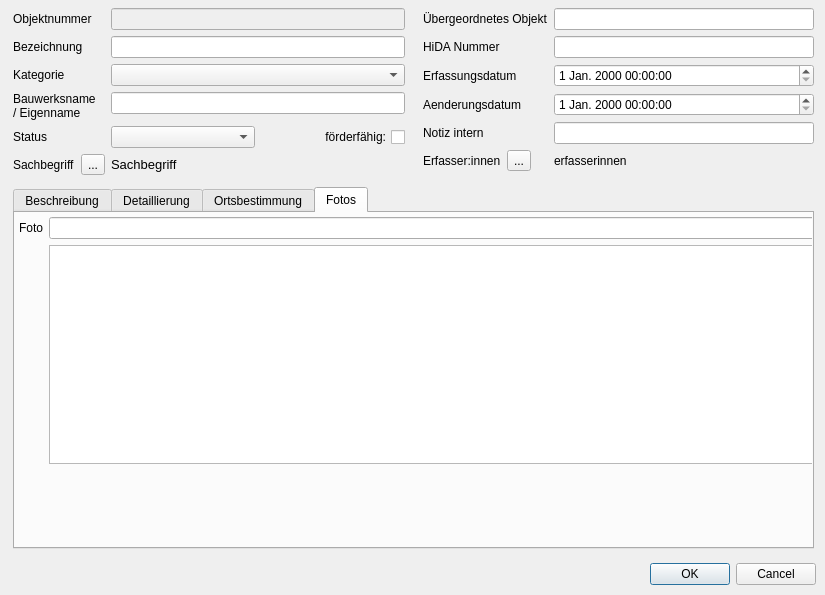
Before: the Qt Designer form LauQGIS_frontend/objektbereich_form.ui in LausitzBergbaukultur/LauGIS, drawn with Qt 5.
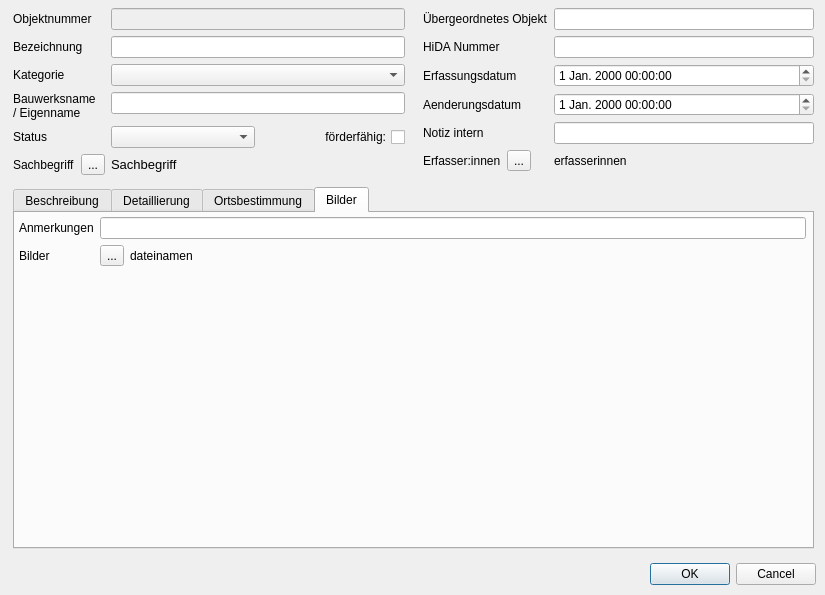
After: the same form once the commit is applied. The open tabs and pages were chosen to show the change. Custom widgets are drawn as their Qt base class.

```diff
--- a/LauQGIS_frontend/objektbereich_form.ui
+++ b/LauQGIS_frontend/objektbereich_form.ui
@@ -742,15 +742,15 @@
       </widget>
       <widget class="QWidget" name="TabBilder">
        <attribute name="title">
-        <string>Fotos</string>
+        <string>Bilder</string>
        </attribute>
        <widget class="QWidget" name="formLayoutWidget">
         <property name="geometry">
          <rect>
           <x>0</x>
           <y>0</y>
-          <width>811</width>
-          <height>251</height>
+          <width>791</width>
+          <height>291</height>
          </rect>
         </property>
         <layout class="QFormLayout" name="formLayout_3">
@@ -760,18 +760,40 @@
          <property name="topMargin">
           <number>4</number>
          </property>
-         <item row="1" column="0">
+         <item row="0" column="0">
           <widget class="QLabel" name="label_18">
            <property name="text">
-            <string>Foto</string>
+            <string>Anmerkungen</string>
+           </property>
+          </widget>
+         </item>
+         <item row="0" column="1">
+          <widget class="QLineEdit" name="bilder_anmerkungen"/>
+         </item>
+         <item row="1" column="0">
+          <widget class="QLabel" name="lbl_bilder">
+           <property name="text">
+            <string>Bilder</string>
            </property>
           </widget>
          </item>
          <item row="1" column="1">
-          <widget class="QLineEdit" name="lineEdit_3"/>
-         </item>
-         <item row="2" column="1">
-          <widget class="QGraphicsView" name="graphicsView"/>
+          <layout class="QHBoxLayout" name="horizontalLayout">
+           <item alignment="Qt::AlignTop">
+            <widget class="QToolButton" name="btn_bilder">
+             <property name="text">
+              <string>...</string>
+             </property>
+            </widget>
+           </item>
+           <item>
+            <widget class="QLabel" name="lbl_return_bilder">
+             <property name="text">
+              <string>dateinamen</string>
+             </property>
+            </widget>
+           </item>
+          </layout>
          </item>
         </layout>
        </widget>
```
Left out of the diff: 8 changed lines with no effect on the pictures.
